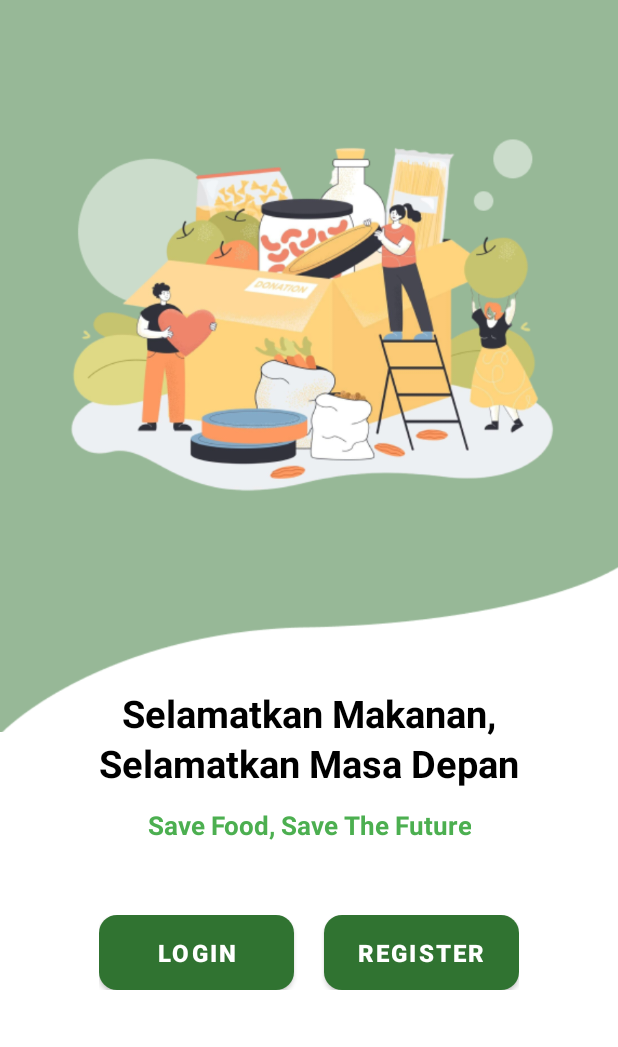
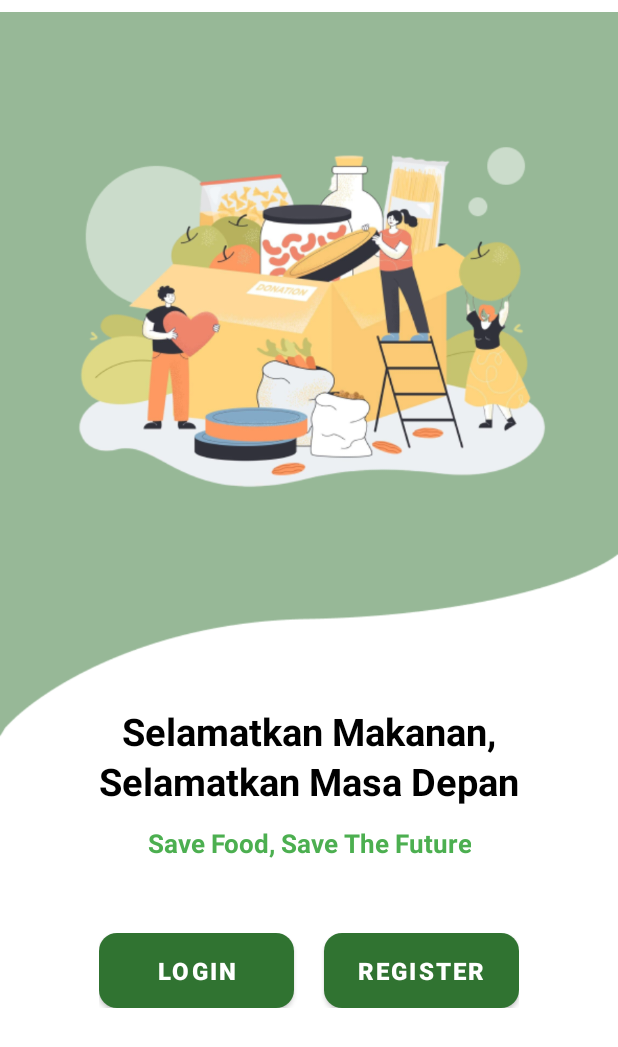
Before and after one commit to rucitarenamesiasana/kelompokpedulipangan.github.io, an Android app: the screen it shows after launch (onboarding_Activity), on a phone screen of 412 x 824 dp. Shown: the top 1047 px of the screen. Run offline under Robolectric (Android 15) with nearby library versions, the phone set to English and light mode, and no system bars.

```diff
--- a/app/src/main/res/layout/activity_onboarding.xml
+++ b/app/src/main/res/layout/activity_onboarding.xml
@@ -7,39 +7,27 @@
 
     <LinearLayout
         android:layout_width="match_parent"
-        android:layout_height="wrap_content"
+        android:layout_height="100dp"
         android:orientation="vertical"
         android:gravity="center_horizontal">
 
 
-        <!-- Background bentuk melengkung -->
-
-        <FrameLayout
-            android:layout_width="428dp"
-            android:layout_height="488dp"
-            android:background="@color/white">
+        <!-- Ilustrasi gambar -->
+        <ImageView
+            android:id="@+id/ivIllustration"
+            android:layout_width="match_parent"
+            android:layout_height="500dp"
+            android:src="@drawable/onboarding" />
 
 
-
-            <!-- Ilustrasi gambar -->
-            <ImageView
-                android:id="@+id/ivIllustration"
-                android:layout_width="match_parent"
-                android:layout_height="500dp"
-                android:layout_alignParentEnd="true"
-                android:adjustViewBounds="true"
-                android:scaleType="fitCenter"
-                android:src="@drawable/onboarding" />
-
-        </FrameLayout>
 
         <!-- Konten bagian bawah dengan background putih -->
         <LinearLayout
             android:layout_width="match_parent"
             android:layout_height="wrap_content"
             android:layout_marginTop="-30dp"
+            android:gravity="center_horizontal"
             android:orientation="vertical"
-            android:gravity="center_horizontal"
             android:paddingHorizontal="32dp"
             android:paddingTop="0dp"
             android:paddingBottom="0dp">
@@ -49,55 +37,55 @@
                 android:id="@+id/tvHeadline"
                 android:layout_width="wrap_content"
                 android:layout_height="wrap_content"
-                android:text="Selamatkan Makanan,\nSelamatkan Masa Depan"
-                android:textSize="25sp"
-                android:textColor="@color/black"
-                android:textStyle="bold"
+                android:layout_marginBottom="12dp"
                 android:gravity="center"
                 android:lineSpacingExtra="4dp"
-                android:layout_marginBottom="12dp" />
+                android:text="Selamatkan Makanan,\nSelamatkan Masa Depan"
+                android:textColor="@color/black"
+                android:textSize="25sp"
+                android:textStyle="bold" />
 
             <!-- Subtitle dengan warna hijau -->
             <TextView
                 android:id="@+id/tvSubHeadlineColored"
                 android:layout_width="wrap_content"
                 android:layout_height="wrap_content"
+                android:layout_marginBottom="48dp"
+                android:gravity="center"
                 android:text="Save Food, Save The Future"
+                android:textColor="#4CAF50"
                 android:textSize="17sp"
-                android:textColor="#4CAF50"
-                android:textStyle="bold"
-                android:gravity="center"
-                android:layout_marginBottom="48dp" />
+                android:textStyle="bold" />
 
             <!-- Tombol Login & Register -->
             <LinearLayout
                 android:layout_width="wrap_content"
                 android:layout_height="wrap_content"
-                android:orientation="horizontal"
-                android:gravity="center">
+                android:gravity="center"
+                android:orientation="horizontal">
 
                 <Button
                     android:id="@+id/btnLogin"
                     android:layout_width="130dp"
                     android:layout_height="50dp"
+                    android:layout_marginEnd="20dp"
+                    android:background="@drawable/button_green_rounded"
+                    android:backgroundTint="@color/green_200"
                     android:text="Login"
+                    android:textColor="@color/white"
                     android:textSize="16sp"
-                    android:textColor="@color/white"
-                    android:textStyle="bold"
-                    android:backgroundTint="@color/green_200"
-                    android:layout_marginEnd="20dp"
-                    android:background="@drawable/button_green_rounded" />
+                    android:textStyle="bold" />
 
                 <Button
                     android:id="@+id/btnRegister"
                     android:layout_width="130dp"
                     android:layout_height="50dp"
+                    android:background="@drawable/button_green_rounded"
+                    android:backgroundTint="@color/green_200"
                     android:text="Register"
+                    android:textColor="@color/white"
                     android:textSize="16sp"
-                    android:textColor="@color/white"
-                    android:textStyle="bold"
-                    android:backgroundTint="@color/green_200"
-                    android:background="@drawable/button_green_rounded" />
+                    android:textStyle="bold" />
 
             </LinearLayout>
 
--- a/app/src/main/res/layout/layout_splash_logo.xml
+++ b/app/src/main/res/layout/layout_splash_logo.xml
@@ -6,10 +6,13 @@
 
     <ImageView
         android:id="@+id/logoSplash"
-        android:layout_width="800dp"
-        android:layout_height="800dp"
-        android:src="@drawable/logopp"
+        android:layout_width="match_parent"
+        android:layout_height="match_parent"
+        android:src="@drawable/logo"
+        android:layout_marginTop="200dp"
+        android:layout_marginLeft="100dp"
+        android:layout_marginRight="100dp"
+        android:layout_marginBottom="200dp"
         android:scaleType="fitCenter"
-        android:layout_marginLeft="-185dp"
-        android:layout_marginTop="-65dp"/>
+        />
 </FrameLayout>
```
Also changed, not shown: 1 other file.
